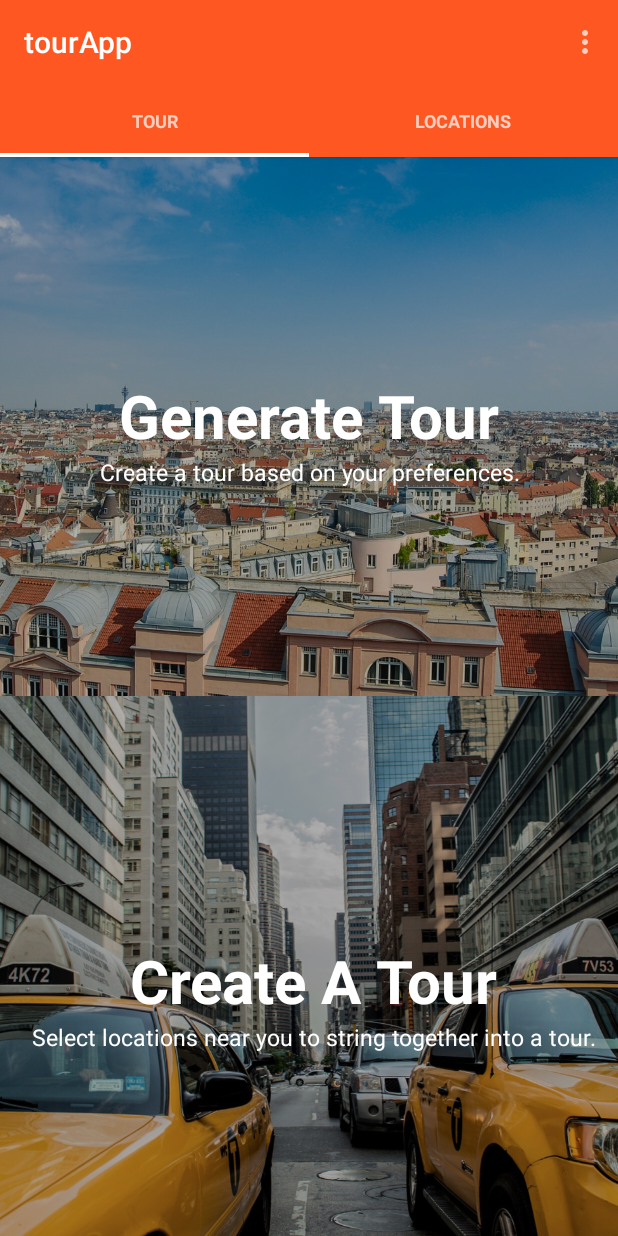
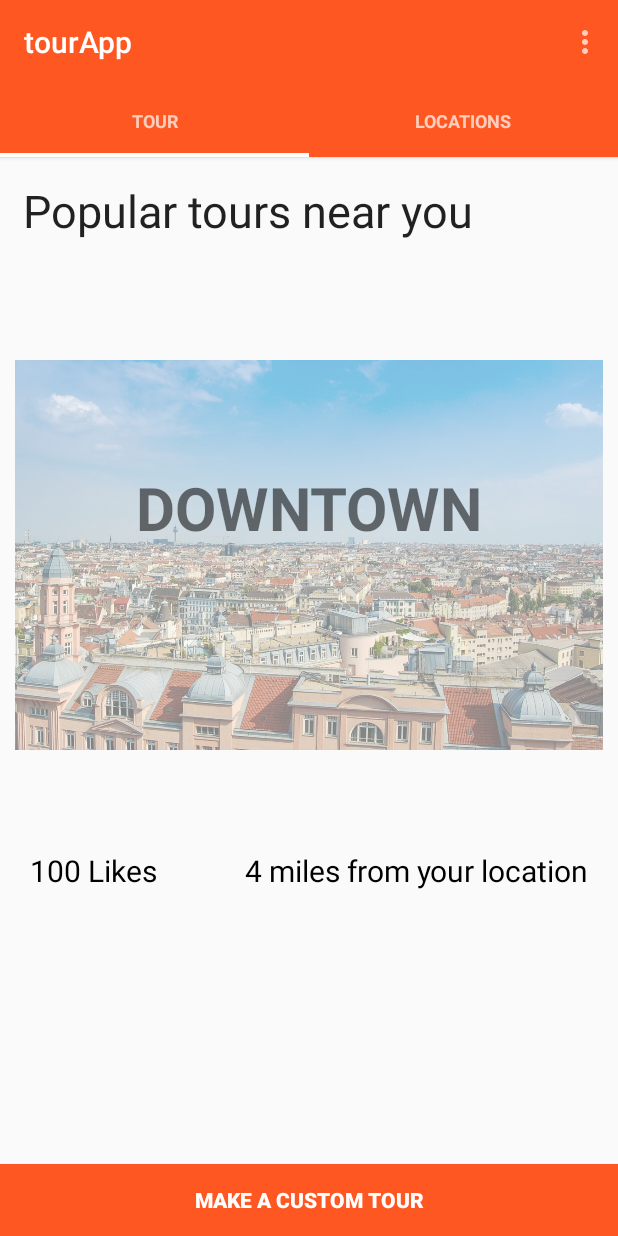
Before and after one commit to CyberneticOwl/TourApp, an Android app: the screen it shows after launch (MainActivity), on a phone screen of 412 x 824 dp. Run offline under Robolectric (Android 15) with nearby library versions, the phone set to English and light mode, and no system bars.

Commit message:
Changed main screen, implementing tour options

```diff
--- a/app/src/main/res/layout/activity_tour_options.xml
+++ b/app/src/main/res/layout/activity_tour_options.xml
@@ -22,6 +22,37 @@
         >
 
 
+        <TextView
+            android:layout_width="wrap_content"
+            android:layout_height="wrap_content"
+            android:text="How would you like your tour to be?"
+            android:id="@+id/textView4"
+            android:layout_marginTop="57dp"
+            android:layout_alignParentTop="true"
+            android:layout_alignParentLeft="true"
+            android:layout_alignParentStart="true"
+            android:textColor="@color/colorPrimary" />
+
+        <CheckBox
+            android:layout_width="wrap_content"
+            android:layout_height="wrap_content"
+            android:text="Round Trip"
+            android:id="@+id/checkBox"
+            android:layout_below="@+id/textView4"
+            android:layout_alignParentLeft="true"
+            android:layout_alignParentStart="true"
+            android:layout_marginTop="28dp" />
+
+        <CheckBox
+            android:layout_width="wrap_content"
+            android:layout_height="wrap_content"
+            android:text="New CheckBox"
+            android:id="@+id/checkBox2"
+            android:layout_alignBottom="@+id/checkBox"
+            android:layout_toRightOf="@+id/checkBox"
+            android:layout_toEndOf="@+id/checkBox"
+            android:layout_marginLeft="55dp"
+            android:layout_marginStart="55dp" />
     </RelativeLayout>
 
 </RelativeLayout>
--- a/app/src/main/res/layout/tab_1.xml
+++ b/app/src/main/res/layout/tab_1.xml
@@ -9,90 +9,90 @@
         android:layout_height="match_parent">
 
 
-
-
         <RelativeLayout
             android:layout_width="match_parent"
-        android:layout_weight="1"
-        android:layout_height="0dp">
+            android:layout_height="match_parent">
 
+            <TextView
+                android:layout_width="wrap_content"
+                android:layout_height="wrap_content"
+                android:textAppearance="?android:attr/textAppearanceLarge"
+                android:text="Popular tours near you"
+                android:id="@+id/textView2"
+                android:padding="15dp"
+                android:textSize="30dp" />
 
             <ImageView
                 android:layout_width="match_parent"
                 android:layout_height="match_parent"
+                android:id="@+id/imageView"
                 android:src="@drawable/tourbackground"
-            android:adjustViewBounds="true"
-            android:scaleType="centerCrop"
-            android:tint="#4D000000"
-            />
-
-
+                android:alpha=".50"
+                android:paddingLeft="10dp"
+                android:paddingRight="10dp"
+                android:layout_marginBottom="212dp"
+                android:layout_above="@+id/button"
+                android:layout_alignParentLeft="true"
+                android:layout_alignParentStart="true"
+                android:layout_below="@+id/textView2" />
 
             <TextView
                 android:layout_width="match_parent"
                 android:layout_height="wrap_content"
-            android:text="Generate Tour"
-            android:id="@+id/generatetitle"
-            android:paddingTop="20dp"
-            android:layout_marginTop="125dp"
-            android:textColor="#fff"
+                android:text="DOWNTOWN"
+                android:id="@+id/textView3"
+                android:textStyle="bold"
                 android:textSize="40dp"
-            android:textStyle="bold"
+                android:paddingTop="135dp"
                 android:layout_alignParentLeft="true"
                 android:layout_alignParentStart="true"
+                android:gravity="center_horizontal"
+                android:layout_above="@+id/textView5"
+                android:layout_alignTop="@+id/imageView" />
+
+            <TextView
+                android:layout_width="wrap_content"
+                android:layout_height="wrap_content"
+                android:text="100 Likes"
+                android:id="@+id/textView5"
+                android:textSize="20dp"
+                android:textColor="#000000"
+                android:gravity="center_vertical|bottom"
+                android:paddingLeft="20dp"
+                android:paddingTop="10dp"
+                android:layout_above="@+id/button"
+                android:layout_alignParentLeft="true"
+                android:layout_alignParentStart="true"
+                android:layout_marginBottom="182dp" />
+
+            <TextView
+                android:layout_width="wrap_content"
+                android:layout_height="wrap_content"
+                android:text="4 miles from your location"
+                android:id="@+id/textView6"
+                android:textSize="20dp"
+                android:textColor="#000000"
+                android:layout_alignWithParentIfMissing="false"
+                android:gravity="bottom|right"
+                android:paddingRight="20dp"
+                android:paddingTop="10dp"
                 android:layout_alignParentRight="true"
                 android:layout_alignParentEnd="true"
-            android:gravity="center" />
-        <TextView
-            android:layout_width="match_parent"
-            android:layout_height="match_parent"
-            android:text="Create a tour based on your preferences."
-            android:layout_below="@id/generatetitle"
-            android:textColor="#fff"
-            android:textSize="15dp"
-            android:gravity="center|top" />
+                android:layout_toRightOf="@+id/textView5"
+                android:layout_alignBaseline="@+id/textView5" />
 
-    </RelativeLayout>
-        <RelativeLayout
-            android:layout_width="match_parent"
-            android:layout_weight="1"
-            android:layout_height="0dp">
-
-
-            <ImageView
-                android:layout_width="match_parent"
-                android:layout_height="match_parent"
-                android:src="@drawable/createbackground"
-                android:adjustViewBounds="true"
-                android:scaleType="centerCrop"
-                android:tint="#4D000000"
-                />
-
-
-
-            <TextView
+            <Button
                 android:layout_width="match_parent"
                 android:layout_height="wrap_content"
-                android:text="Create A Tour"
-                android:id="@+id/createtitle"
-                android:paddingTop="20dp"
-                android:textColor="#fff"
-                android:textSize="40dp"
+                android:text="Make a Custom Tour"
+                android:id="@+id/button"
+                android:layout_alignParentBottom="true"
+                android:layout_alignParentLeft="true"
+                android:layout_alignParentStart="true"
+                android:gravity="center|center_vertical|center_horizontal|clip_vertical"
+                android:textColor="#ffffff"
                 android:textStyle="bold"
-                android:gravity="center"
-                android:layout_centerVertical="true"
-                android:layout_alignLeft="@+id/textView2"
-                android:layout_alignStart="@+id/textView2" />
-            <TextView
-                android:layout_width="match_parent"
-                android:layout_height="match_parent"
-                android:layout_marginLeft="5dp"
-                android:text="Select locations near you to string together into a tour."
-                android:layout_below="@id/createtitle"
-                android:textColor="#fff"
-                android:textSize="15dp"
-                android:gravity="center|top"
-                android:id="@+id/textView2" />
+                android:background="@color/colorPrimary" />
 
         </RelativeLayout>
 
--- a/app/src/main/res/values/colors.xml
+++ b/app/src/main/res/values/colors.xml
@@ -1,6 +1,6 @@
 <?xml version="1.0" encoding="utf-8"?>
 <resources>
-    <color name="colorPrimary">#FF5722</color>
+    <color name="colorPrimary">#ff5722</color>
     <color name="colorPrimaryDark">#E64A19</color>
     <color name="colorAccent">#FF9800</color>
     <color name="white">#fff</color>
```
Lines whose indentation alone changed are shown as unchanged.
